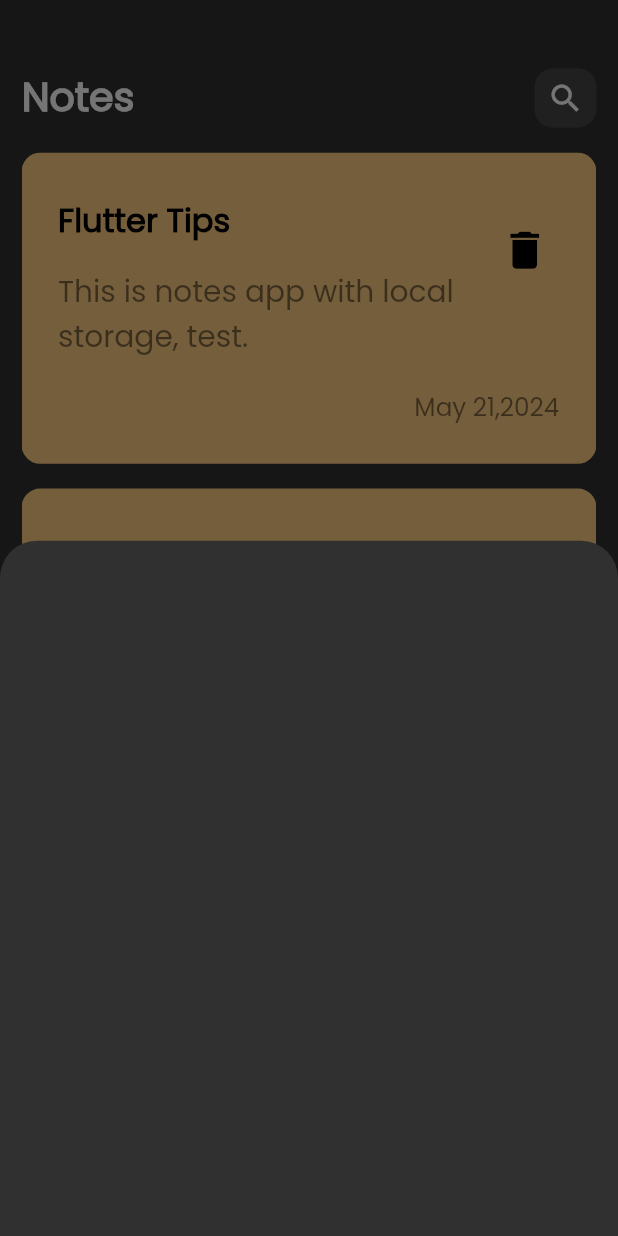
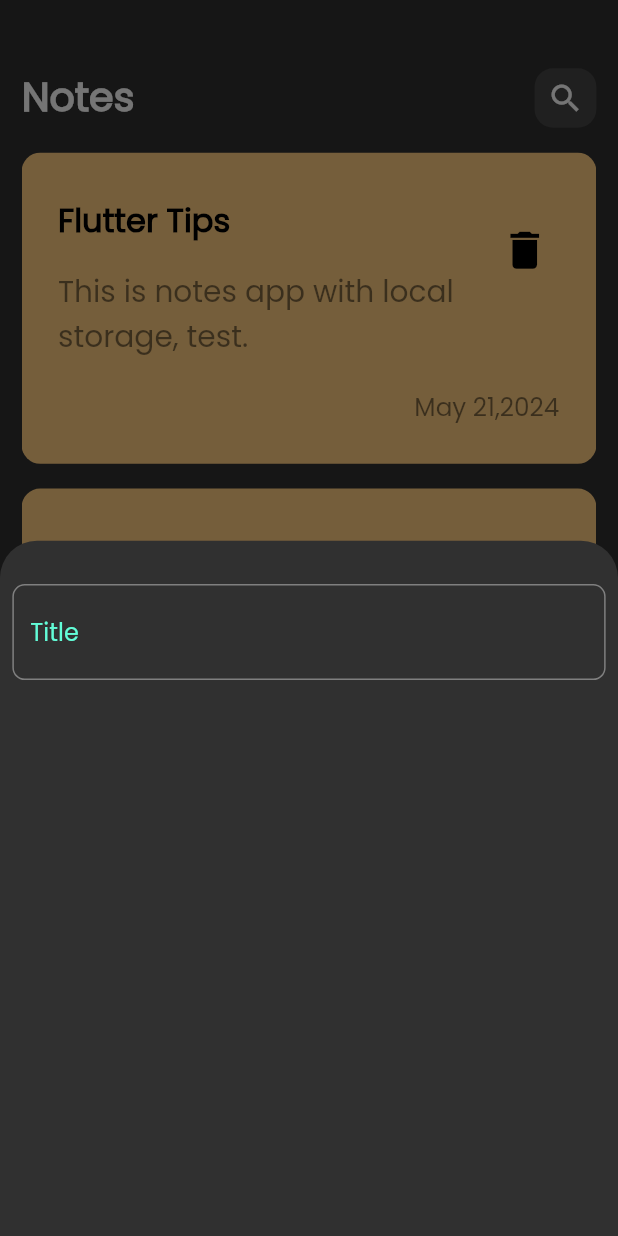
Before and after one commit to MuhammedBashuaib/notes_app_with_local_storage, a Flutter app: the screen it shows after launch, after a tap on the "add" icon, on a phone screen of 412 x 824 dp. Run offline on Flutter 3.47's test engine with Material 2 defaults, Android fonts, the phone set to English and light mode, and no system bars.

Commit message:
CREATE CustomTextField

```diff
--- a/lib/const.dart
+++ b/lib/const.dart
@@ -3,6 +3,7 @@
 //my colors
 //////////////////////////////////////////////////////////////
 class MyColors {
+  static const Color kPrimaryColor = Color(0xff62FCD7);
   static const Color kWhite = Colors.white;
   static const Color kOrange = Color(0xffFFCC80);
   static const Color kBlack = Colors.black;
--- a/lib/views/widgets/add_note_buttom_sheet.dart
+++ b/lib/views/widgets/add_note_buttom_sheet.dart
@@ -1,10 +1,24 @@
 import 'package:flutter/material.dart';
+import 'package:notes_app_with_local_storge/const.dart';
+import 'package:notes_app_with_local_storge/views/widgets/custom_text_field.dart';
 
 class AddNoteBottomSheet extends StatelessWidget {
   const AddNoteBottomSheet({super.key});
 
   @override
   Widget build(BuildContext context) {
-    return Container();
+    return Padding(
+      padding: EdgeInsets.symmetric(
+        horizontal: widthScreen * .02,
+      ),
+      child: Column(
+        children: [
+          SizedBox(
+            height: heightScreen * .035,
+          ),
+          const CustomTextField(),
+        ],
+      ),
+    );
   }
 }
--- /dev/null
+++ b/lib/views/widgets/custom_text_field.dart
@@ -0,0 +1,31 @@
+import 'package:flutter/material.dart';
+import 'package:notes_app_with_local_storge/const.dart';
+
+class CustomTextField extends StatelessWidget {
+  const CustomTextField({super.key});
+
+  @override
+  Widget build(BuildContext context) {
+    return TextField(
+      cursorColor: MyColors.kPrimaryColor,
+      decoration: InputDecoration(
+        hintText: "Title",
+        hintStyle: const TextStyle(
+          color: MyColors.kPrimaryColor,
+        ),
+        border: buildBorder(),
+        focusedBorder: buildBorder(MyColors.kPrimaryColor),
+      ),
+    );
+  }
+
+  OutlineInputBorder buildBorder([color]) {
+    return OutlineInputBorder(
+      borderRadius: BorderRadius.circular(widthScreen * .02),
+      borderSide: BorderSide(
+        color: color ?? MyColors.kWhite,
+        width: 1.5,
+      ),
+    );
+  }
+}
```
